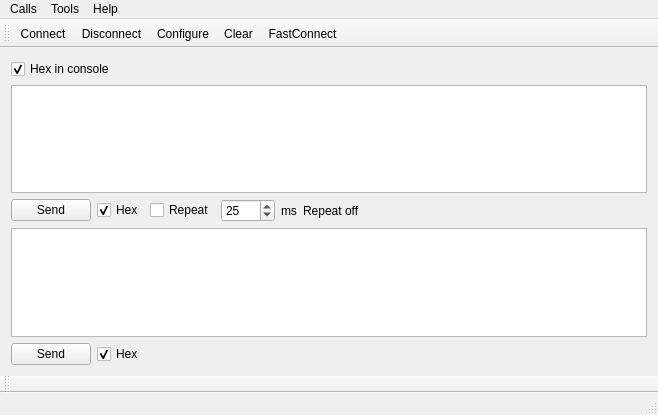
First picture: the form in serialport/terminal/mainwindow.ui, repository Millyvolt/Test_terminal, before the edit.
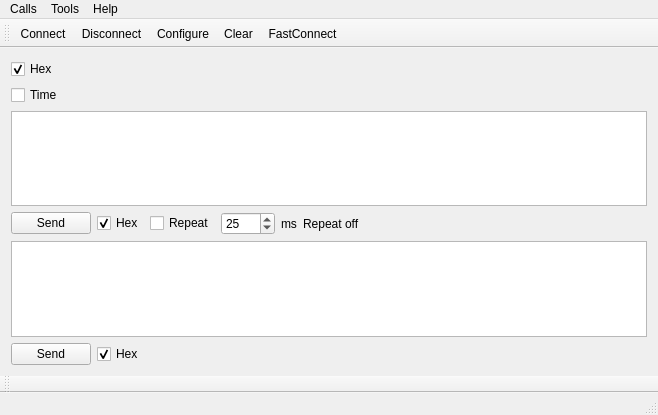
Second picture: the form after the edit. Icons and pictures are not drawn.

```diff
--- a/serialport/terminal/mainwindow.ui
+++ b/serialport/terminal/mainwindow.ui
@@ -21,13 +21,20 @@
     <item>
      <widget class="QCheckBox" name="hexInConsCheckBox">
       <property name="text">
-       <string>Hex in console</string>
+       <string>Hex</string>
       </property>
       <property name="checked">
        <bool>true</bool>
       </property>
      </widget>
     </item>
+    <item>
+     <widget class="QCheckBox" name="timeCheckBox">
+      <property name="text">
+       <string>Time</string>
+      </property>
+     </widget>
+    </item>
     <item>
      <layout class="QGridLayout" name="gridLayout_4">
       <item row="1" column="1">
```
Left out of the diff: 7 changed lines with no effect on the pictures.
